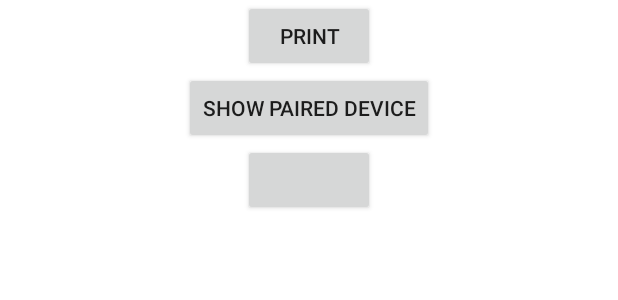
After one commit to TanvirIslam47/differentUiTest, an Android app: the layout activity_pos_print.xml on its own in the app's theme, with its tools: preview values and no code run, on a phone screen of 412 x 824 dp. The commit adds this screen. Shown: the top 300 px of the screen. Run offline under Robolectric (Android 15) with nearby library versions, the phone set to English and light mode, and no system bars.

Commit message:
testing pos print class

```diff
--- a/app/build.gradle
+++ b/app/build.gradle
@@ -60,4 +60,7 @@ dependencies {
     implementation "androidx.room:room-runtime:$room_version"
     annotationProcessor "androidx.room:room-compiler:$room_version"
     testImplementation "androidx.room:room-testing:$room_version"
+
+    //bluetooth print
+    implementation 'com.github.mazenrashed:Printooth:1.3.0'
 }
--- a/app/src/main/res/layout/activity_main.xml
+++ b/app/src/main/res/layout/activity_main.xml
@@ -87,6 +87,7 @@
                 app:background="?attr/selectableItemBackgroundBorderless" />
 
             <TextView
+                android:id="@+id/posPrintId"
                 android:layout_width="match_parent"
                 android:layout_height="wrap_content"
                 android:layout_marginStart="10dp"
@@ -94,7 +95,7 @@
                 android:layout_marginEnd="10dp"
                 android:background="@color/teal_700"
                 android:padding="8dp"
-                android:text="@string/implemented_next"
+                android:text="@string/pos_print"
                 android:textColor="@color/white"
                 android:textSize="17sp"
                 app:background="?attr/selectableItemBackgroundBorderless" />
--- /dev/null
+++ b/app/src/main/res/layout/activity_pos_print.xml
@@ -0,0 +1,42 @@
+<?xml version="1.0" encoding="utf-8"?>
+<LinearLayout xmlns:android="http://schemas.android.com/apk/res/android"
+    xmlns:app="http://schemas.android.com/apk/res-auto"
+    xmlns:tools="http://schemas.android.com/tools"
+    android:layout_width="match_parent"
+    android:layout_height="match_parent"
+    android:orientation="vertical"
+    tools:context=".PosPrintActivity">
+
+    <androidx.appcompat.widget.AppCompatButton
+        android:id="@+id/btn_print"
+        android:layout_width="wrap_content"
+        android:layout_height="wrap_content"
+        android:layout_gravity="center"
+        android:gravity="center"
+        android:text="print" />
+
+    <androidx.appcompat.widget.AppCompatButton
+        android:id="@+id/btn_paired"
+        android:layout_width="wrap_content"
+        android:layout_height="wrap_content"
+        android:layout_gravity="center"
+        android:gravity="center"
+        android:text="Show Paired Device" />
+
+    <androidx.appcompat.widget.AppCompatButton
+        android:id="@+id/btn_pair_unpair"
+        android:layout_width="wrap_content"
+        android:layout_height="wrap_content"
+        android:layout_gravity="center"
+        android:gravity="center" />
+
+    <TextView
+        android:id="@+id/pairedTv"
+        android:layout_width="match_parent"
+        android:layout_height="wrap_content"
+        android:minWidth="200dp"
+        android:text=""
+        android:textColor="#000" />
+
+
+</LinearLayout>
--- a/app/src/main/res/values/strings.xml
+++ b/app/src/main/res/values/strings.xml
@@ -8,6 +8,7 @@
     <string name="pos_page">Pos Page</string>
     <string name="sa_module">Sales Assistant Module</string>
     <string name="room_crud">Room CRUD</string>
+    <string name="pos_print">Pos Print</string>
     <string name="implemented_next">Implemented Next</string>
 
 
```
Also changed, not shown: app/src/main/AndroidManifest.xml (+13 -3 lines), app/src/main/java/com/example/differentuitest/MainActivity.java (+6 -1 lines), app/src/main/java/com/example/differentuitest/PosPrintActivity.java (added, +175 -0 lines), app/src/main/java/com/example/differentuitest/application/PrintApplicationClass.java (added, +15 -0 lines), 1 other file.
